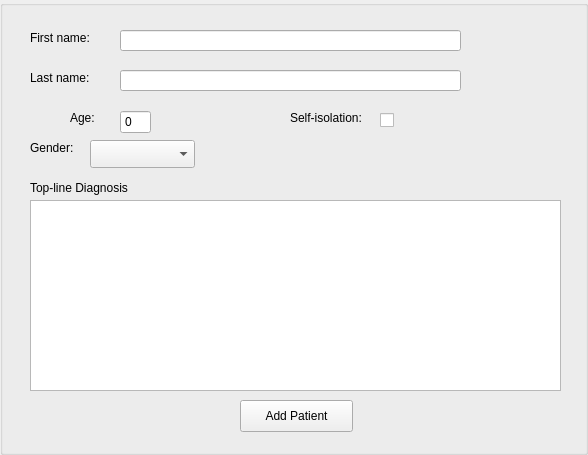
This is regform.ui in imp-javis/bed-manager as Qt 5 draws it before an edit. The edited form follows.
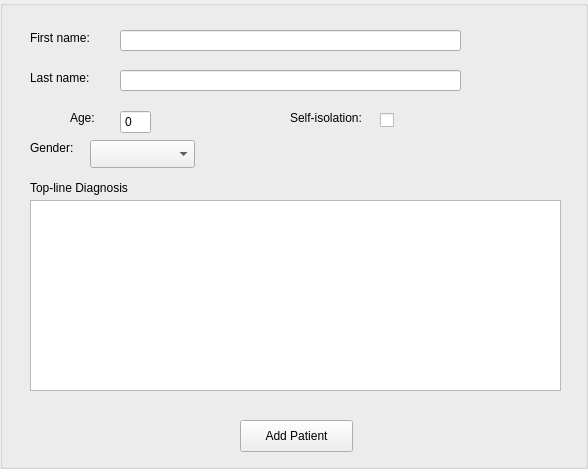
This is the edited form.

Commit message: added safety guards for regform

```diff
--- a/regform.ui
+++ b/regform.ui
@@ -10,7 +10,7 @@
     <x>0</x>
     <y>0</y>
     <width>588</width>
-    <height>455</height>
+    <height>469</height>
    </rect>
   </property>
   <property name="windowTitle">
@@ -154,7 +154,7 @@
    <property name="geometry">
     <rect>
      <x>240</x>
-     <y>400</y>
+     <y>420</y>
      <width>113</width>
      <height>32</height>
     </rect>
@@ -215,6 +215,25 @@
     <string/>
    </property>
   </widget>
+  <widget class="QLabel" name="invalid">
+   <property name="geometry">
+    <rect>
+     <x>90</x>
+     <y>400</y>
+     <width>411</width>
+     <height>20</height>
+    </rect>
+   </property>
+   <property name="styleSheet">
+    <string notr="true">color: red</string>
+   </property>
+   <property name="text">
+    <string/>
+   </property>
+   <property name="alignment">
+    <set>Qt::AlignCenter</set>
+   </property>
+  </widget>
  </widget>
  <resources/>
  <connections/>
```
The commit also changes 6 other files.
